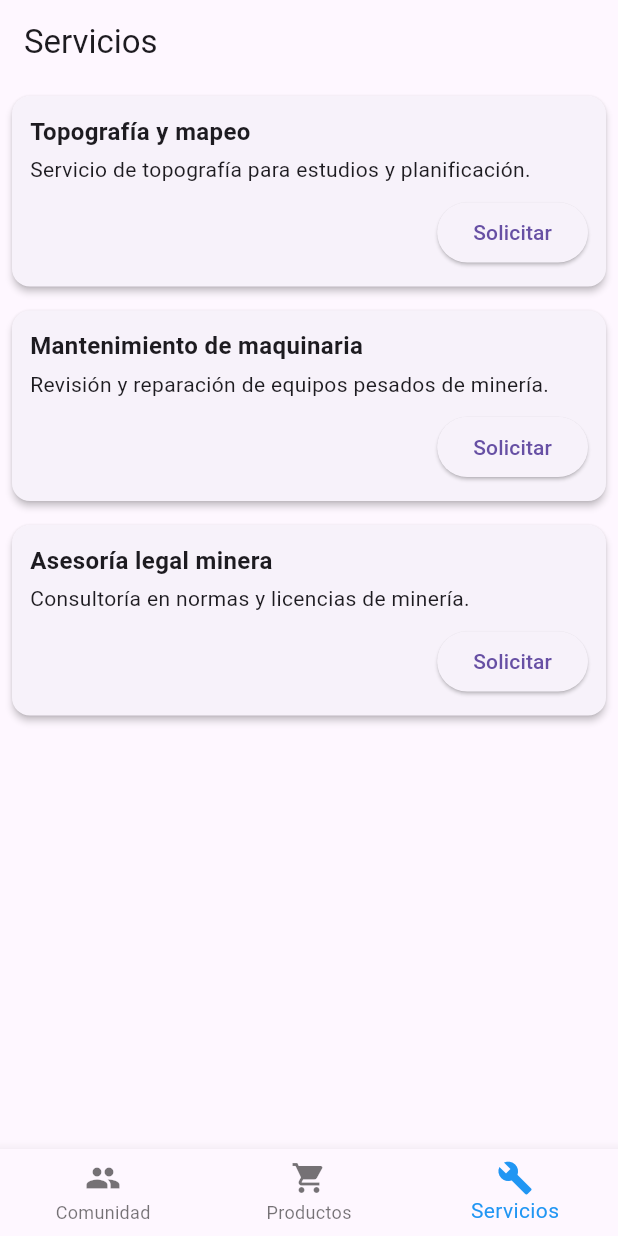
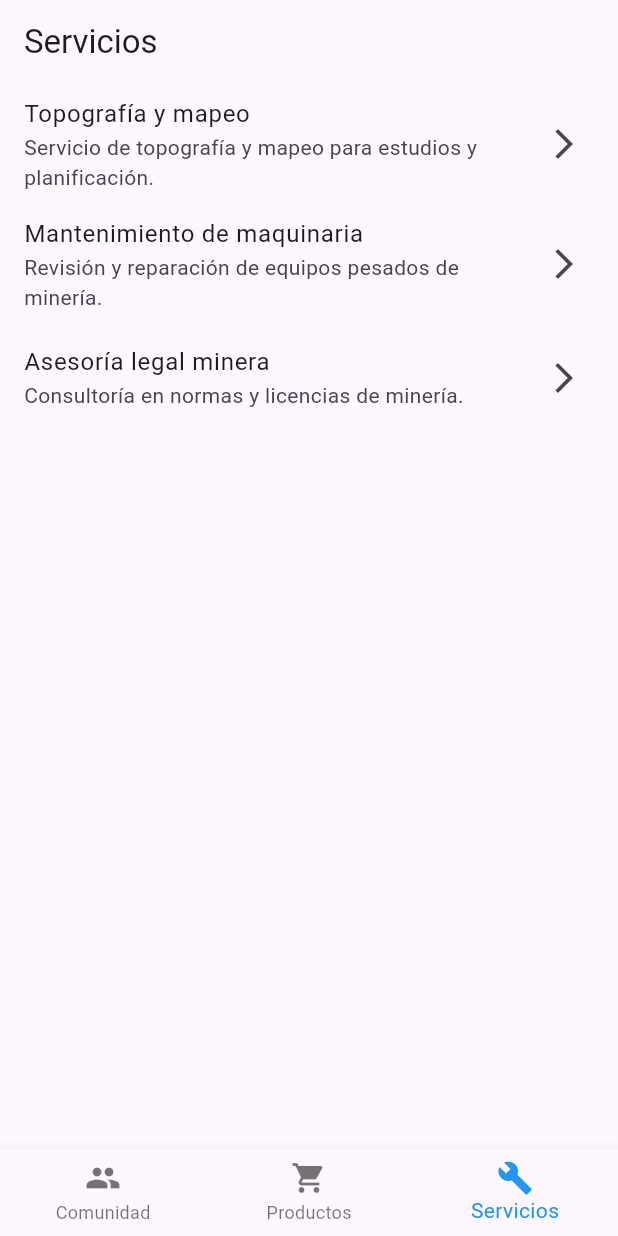
Before and after one commit to Wil-cristian/yominero, a Flutter app: the screen it shows after launch, item 3 of the bottom bar chosen, on a phone screen of 412 x 824 dp. Run offline on Flutter 3.47's test engine with Material 3 defaults, Android fonts, the light colour scheme and no system bars.

Commit message:
Add search, settings, notifications, orders, requests, categories pages, new models, and update community & services pages

```diff
--- a/lib/services_page.dart
+++ b/lib/services_page.dart
@@ -1,87 +1,56 @@
 import 'package:flutter/material.dart';
+import 'models/service.dart';
+import 'service_detail_page.dart';
 
-class ServicesPage extends StatefulWidget {
-  const ServicesPage({Key? key}) : super(key: key);
-
-  @override
-  _ServicesPageState createState() => _ServicesPageState();
-}
-
-class _ServicesPageState extends State<ServicesPage> {
-  final List<Map<String, dynamic>> _services = [
-    {
-      'title': 'Topograf\u00eda y mapeo',
-      'description': 'Servicio de topograf\u00eda para estudios y planificaci\u00f3n.',
-      'requested': false,
-    },
-    {
-      'title': 'Mantenimiento de maquinaria',
-      'description': 'Revisi\u00f3n y reparaci\u00f3n de equipos pesados de miner\u00eda.',
-      'requested': false,
-    },
-    {
-      'title': 'Asesor\u00eda legal minera',
-      'description': 'Consultor\u00eda en normas y licencias de miner\u00eda.',
-      'requested': false,
-    },
-  ];
-
-  void _toggleRequest(int index) {
-    setState(() {
-      _services[index]['requested'] = !_services[index]['requested'];
-    });
-
-    ScaffoldMessenger.of(context).showSnackBar(
-      SnackBar(
-        content: Text(_services[index]['requested']
-            ? 'Solicitud enviada'
-            : 'Solicitud cancelada'),
-        duration: const Duration(seconds: 1),
-      ),
-    );
-  }
+/// Displays a list of available services and allows users to view
+/// details about each service. In this simplified version the
+/// services are hard-coded but in a complete application they
+/// would be fetched from a database or API.
+class ServicesPage extends StatelessWidget {
+  const ServicesPage({super.key});
 
   @override
   Widget build(BuildContext context) {
+    final List<Service> services = [
+      Service(
+        id: 's1',
+        name: 'Topografía y mapeo',
+        description:
+            'Servicio de topografía y mapeo para estudios y planificación.',
+        rate: 120.0,
+      ),
+      Service(
+        id: 's2',
+        name: 'Mantenimiento de maquinaria',
+        description:
+            'Revisión y reparación de equipos pesados de minería.',
+        rate: 200.0,
+      ),
+      Service(
+        id: 's3',
+        name: 'Asesoría legal minera',
+        description: 'Consultoría en normas y licencias de minería.',
+        rate: 150.0,
+      ),
+    ];
+
     return Scaffold(
-      appBar: AppBar(
-        title: const Text('Servicios'),
-      ),
+      appBar: AppBar(title: const Text('Servicios')),
       body: ListView.builder(
-        itemCount: _services.length,
+        itemCount: services.length,
         itemBuilder: (context, index) {
-          final service = _services[index];
-          return Card(
-            margin: const EdgeInsets.all(8.0),
-            elevation: 2.0,
-            shape: RoundedRectangleBorder(
-              borderRadius: BorderRadius.circular(12.0),
-            ),
-            child: Padding(
-              padding: const EdgeInsets.all(12.0),
-              child: Column(
-                crossAxisAlignment: CrossAxisAlignment.start,
-                children: [
-                  Text(
-                    service['title'],
-                    style: const TextStyle(
-                      fontWeight: FontWeight.bold,
-                      fontSize: 16,
-                    ),
-                  ),
-                  const SizedBox(height: 4.0),
-                  Text(service['description']),
-                  const SizedBox(height: 8.0),
-                  Align(
-                    alignment: Alignment.centerRight,
-                    child: ElevatedButton(
-                      onPressed: () => _toggleRequest(index),
-                      child: Text(service['requested'] ? 'Cancelar' : 'Solicitar'),
-                    ),
-                  ),
-                ],
-              ),
-            ),
+          final service = services[index];
+          return ListTile(
+            title: Text(service.name),
+            subtitle: Text(service.description),
+            trailing: const Icon(Icons.arrow_forward_ios),
+            onTap: () {
+              Navigator.of(context).push(
+                MaterialPageRoute(
+                  builder: (_) => ServiceDetailPage(service: service),
+                ),
+              );
+            },
           );
         },
       ),
```
Also changed, not shown: lib/categories_page.dart (added, +48 -0 lines), lib/category.dart (added, +12 -0 lines), lib/community_page.dart (+49 -64 lines), lib/notification.dart (added, +15 -0 lines), lib/notifications_page.dart (added, +65 -0 lines), lib/order.dart (added, +18 -0 lines), lib/orders_page.dart (added, +70 -0 lines), lib/requests_page.dart (added, +45 -0 lines), lib/search_page.dart (added, +64 -0 lines), lib/service_request.dart (added, +16 -0 lines), lib/settings_page.dart (added, +46 -0 lines).
